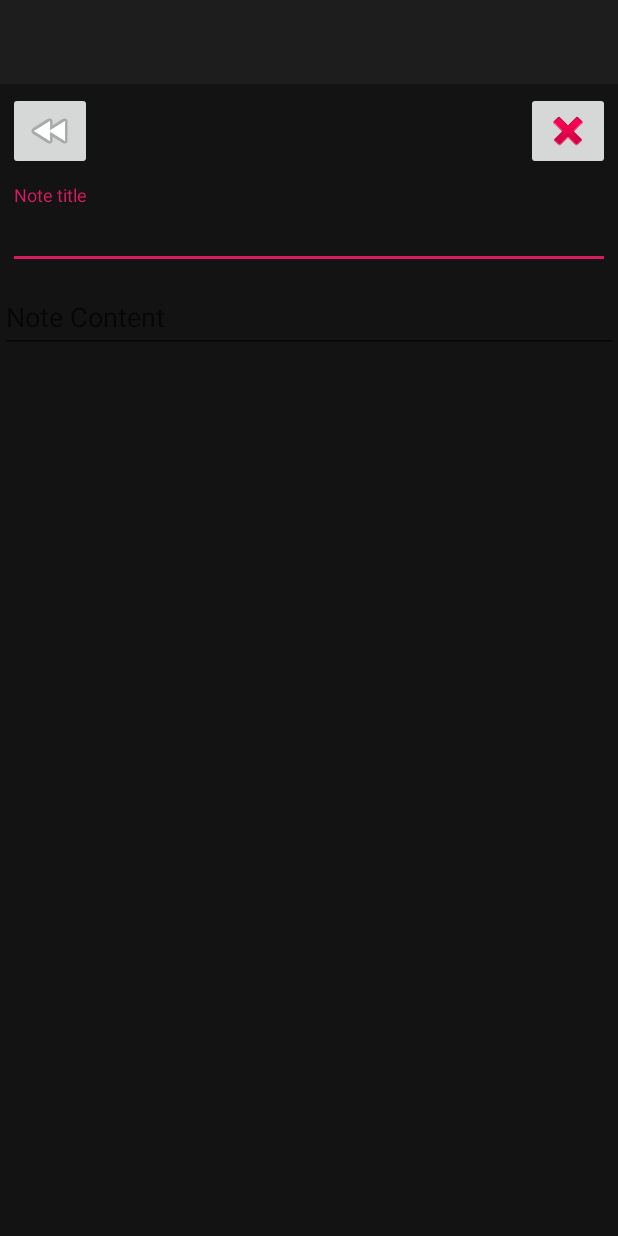
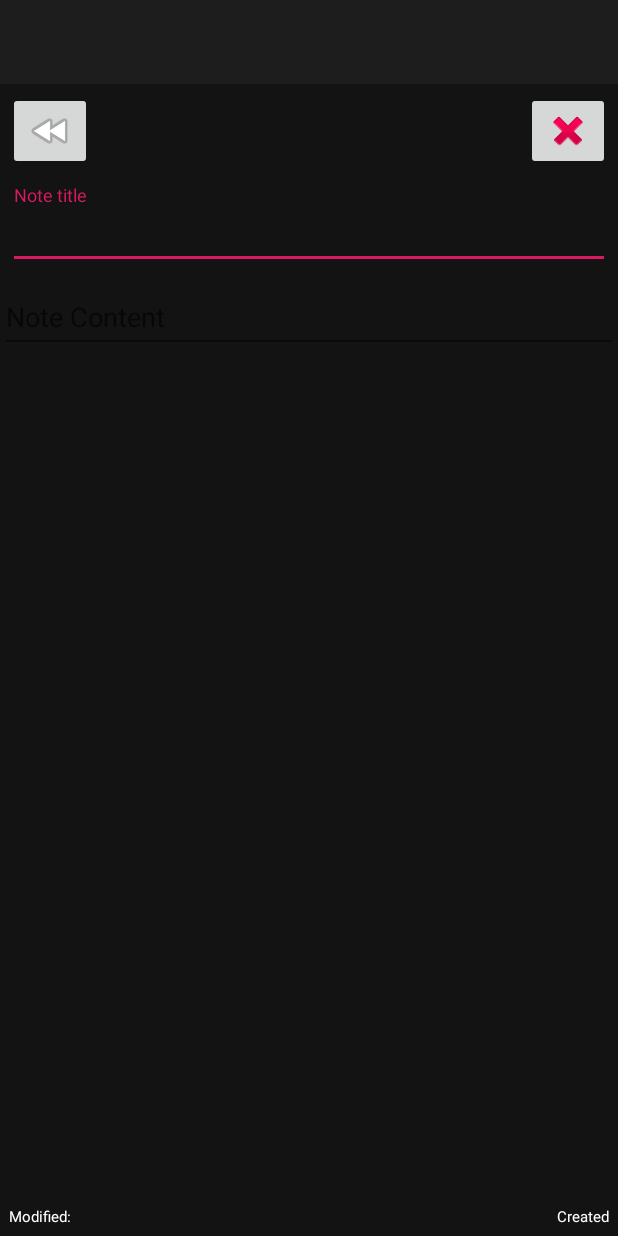
Before and after one commit to KrizzyK/LifeAssistant, an Android app: the OpenedNoteActivity screen opened directly, with no data from a screen before it, on a phone screen of 412 x 824 dp. Run offline under Robolectric (Android 15) with nearby library versions, the light colour scheme and no system bars; 4 statements that could not run were skipped.

Commit message:
Modified and created date on "opened note" screen. Also added behavior to 2 items on drawer menu.

```diff
--- a/app/src/main/java/com/example/lifeassistant/BaseDrawerActivity.java
+++ b/app/src/main/java/com/example/lifeassistant/BaseDrawerActivity.java
@@ -16,7 +16,6 @@ import android.view.MenuItem;
 import android.view.View;
 import android.widget.Button;
 import android.widget.FrameLayout;
-import android.widget.Toast;
 
 import androidx.annotation.NonNull;
 import androidx.annotation.Nullable;
@@ -46,10 +45,11 @@ public class BaseDrawerActivity extends AppCompatActivity { // drawer and naviga
             @Override
             public boolean onNavigationItemSelected(@NonNull MenuItem menuItem) {
                 switch(menuItem.getItemId()) {
-                    case R.id.item1:
-                        Toast.makeText(BaseDrawerActivity.this, "Hehe dziala", Toast.LENGTH_SHORT).show();
+                    case R.id.notes:
+                        startActivity(new Intent(getApplicationContext(),NoteListActivity.class));
                         break;
-                    case R.id.item2:
+                    case R.id.startingScreen:
+                        startActivity(new Intent(getApplicationContext(),BaseDrawerActivity.class));
                         break;//....
 
                 }
--- a/app/src/main/java/com/example/lifeassistant/NoteListActivity.java
+++ b/app/src/main/java/com/example/lifeassistant/NoteListActivity.java
@@ -37,7 +37,7 @@ public class NoteListActivity extends BaseDrawerActivity {
             @Override
             public void onClick(View view) {
                 Intent intent = new Intent(view.getContext(), OpenedNoteActivity.class);
-                intent.putExtra("passedNote",new Note());
+                intent.putExtra("passedNote",new Note("",""));
                 intent.putExtra("noteIndex", 0);
                 ((Activity)view.getContext()).startActivityForResult(intent, 1); // new note -> 1
             }
--- a/app/src/main/java/com/example/lifeassistant/OpenedNoteActivity.java
+++ b/app/src/main/java/com/example/lifeassistant/OpenedNoteActivity.java
@@ -6,6 +6,7 @@ import android.os.Bundle;
 import android.view.View;
 import android.widget.FrameLayout;
 import android.widget.ImageButton;
+import android.widget.TextView;
 
 import androidx.appcompat.app.AlertDialog;
 import androidx.core.view.GravityCompat;
@@ -21,6 +22,7 @@ public class OpenedNoteActivity extends BaseDrawerActivity {
     private int changingNoteIndex;
     private ImageButton back_button, deleteButton;
     private TextInputEditText titlex, contentx;
+    private TextView modified, created;
     protected void onCreate(Bundle savedInstanceState) {
         super.onCreate(savedInstanceState);
         FrameLayout contentFrameLayout = (FrameLayout) findViewById(R.id.content_frame);
@@ -29,6 +31,8 @@ public class OpenedNoteActivity extends BaseDrawerActivity {
         deleteButton = (ImageButton) findViewById(R.id.deleteButton);
         titlex = (TextInputEditText) findViewById(R.id.noteTitleHint);
         contentx = (TextInputEditText) findViewById(R.id.noteContentHint);
+        modified = (TextView) findViewById(R.id.noteModifiedDateOpened);
+        created = (TextView) findViewById(R.id.noteCreatedDateOpened);
         initializeNote();
         initializeBackButton();
         initializeDeleteButton();
@@ -38,6 +42,8 @@ public class OpenedNoteActivity extends BaseDrawerActivity {
         changingNoteIndex = getIntent().getIntExtra("noteIndex", 0);
         titlex.setText(opened_note.getTitle());
         contentx.setText(opened_note.getContent());
+        modified.setText(opened_note.getModifiedDateToString());
+        created.setText(opened_note.getCreatedDateToString());
     }
     private void initializeBackButton() {
         back_button.setOnClickListener(new View.OnClickListener() {
--- a/app/src/main/res/layout/opened_note_layout.xml
+++ b/app/src/main/res/layout/opened_note_layout.xml
@@ -56,7 +56,7 @@
     <com.google.android.material.textfield.TextInputLayout
         android:id="@+id/noteContentOpenedLayout"
         android:layout_width="match_parent"
-        android:layout_height="match_parent">
+        android:layout_height="wrap_content">
 
         <com.google.android.material.textfield.TextInputEditText
             android:id="@+id/noteContentHint"
@@ -67,16 +67,62 @@
 
     </com.google.android.material.textfield.TextInputLayout>
 
+    <LinearLayout
+        android:layout_width="match_parent"
+        android:layout_height="match_parent"
+        android:gravity="bottom"
+        android:orientation="horizontal"
+        android:paddingBottom="4dp"
+        android:paddingRight="4dp"
+        android:paddingLeft="4dp">
+
+        <LinearLayout
+            android:layout_width="wrap_content"
+            android:layout_height="match_parent"
+            android:gravity="bottom|left"
+            android:orientation="horizontal">
+
+            <TextView
+                android:layout_width="wrap_content"
+                android:layout_height="wrap_content"
+                android:paddingLeft="2dp"
+                android:paddingBottom="2dp"
+                android:text="Modified:"
+                android:textColor="@color/textColor"
+                android:textSize="10sp" />
+
             <TextView
                 android:id="@+id/noteModifiedDateOpened"
+                android:layout_width="wrap_content"
+                android:layout_height="wrap_content"
+                android:textColor="@color/textColor"
+
+                android:textSize="10sp" />
+        </LinearLayout>
+
+        <LinearLayout
             android:layout_width="match_parent"
+            android:layout_height="match_parent"
+            android:gravity="bottom|right"
+            android:orientation="horizontal">
+
+            <TextView
+                android:layout_width="wrap_content"
                 android:layout_height="wrap_content"
-        android:text="Modified" />
+                android:text="Created"
+                android:textColor="@color/textColor"
+                android:textSize="10sp" />
 
             <TextView
                 android:id="@+id/noteCreatedDateOpened"
-        android:layout_width="match_parent"
+                android:layout_width="wrap_content"
                 android:layout_height="wrap_content"
-        android:text="Created" />
+                android:paddingRight="2dp"
+                android:paddingBottom="2dp"
+                android:textColor="@color/textColor"
+                android:textSize="10sp" />
 
         </LinearLayout>
+    </LinearLayout>
+
+</LinearLayout>
--- a/app/src/main/res/menu/drawer_menu.xml
+++ b/app/src/main/res/menu/drawer_menu.xml
@@ -4,12 +4,12 @@
     xmlns:tools="http://schemas.android.com/tools"
     tools:showIn="nav_view">
     <group android:checkableBehavior="single">
-        <item android:title="Item1"
+        <item android:title="Notes"
             android:icon="@color/colorAccent"
-            android:id="@+id/item1"/>
-        <item android:title="Item2"
+            android:id="@+id/notes"/>
+        <item android:title="Home"
             android:icon="@drawable/abc_vector_test"
-            android:id="@+id/item2"/>
+            android:id="@+id/startingScreen"/>
         <item android:title="Item3"
             android:icon="@color/colorAccent"
             android:id="@+id/item3"/>
```
Lines whose indentation alone changed are shown as unchanged.
